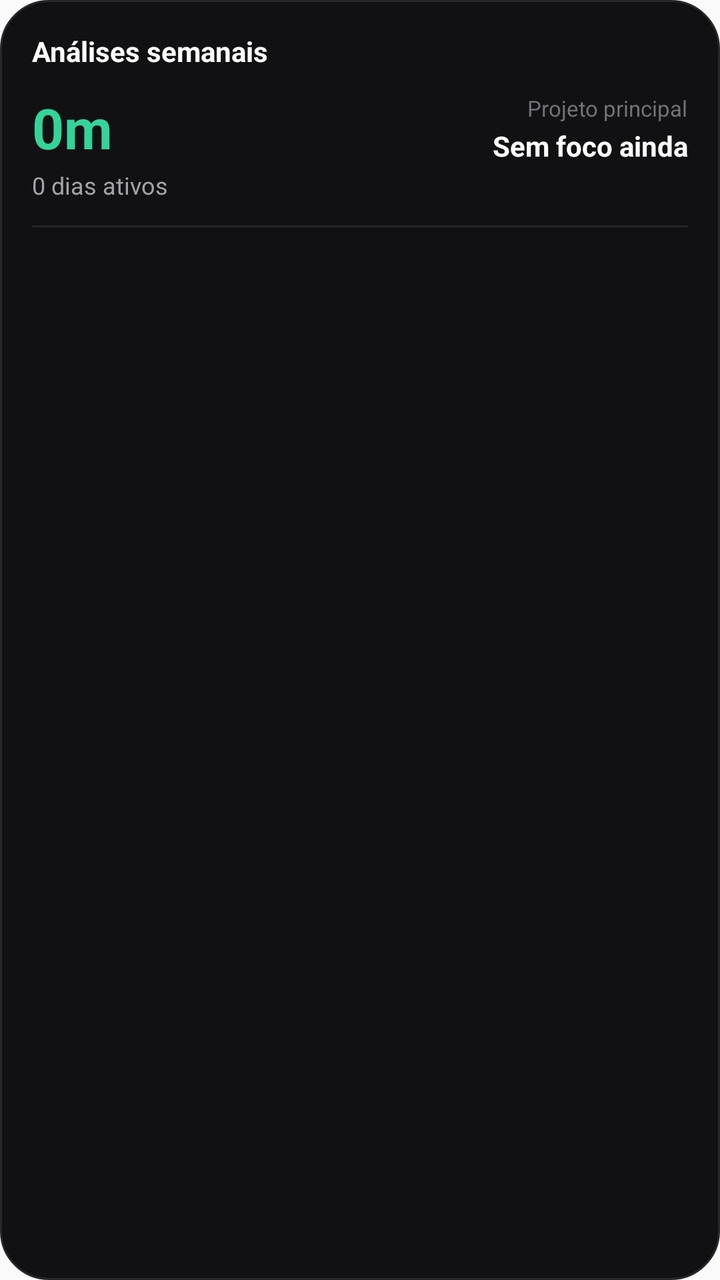
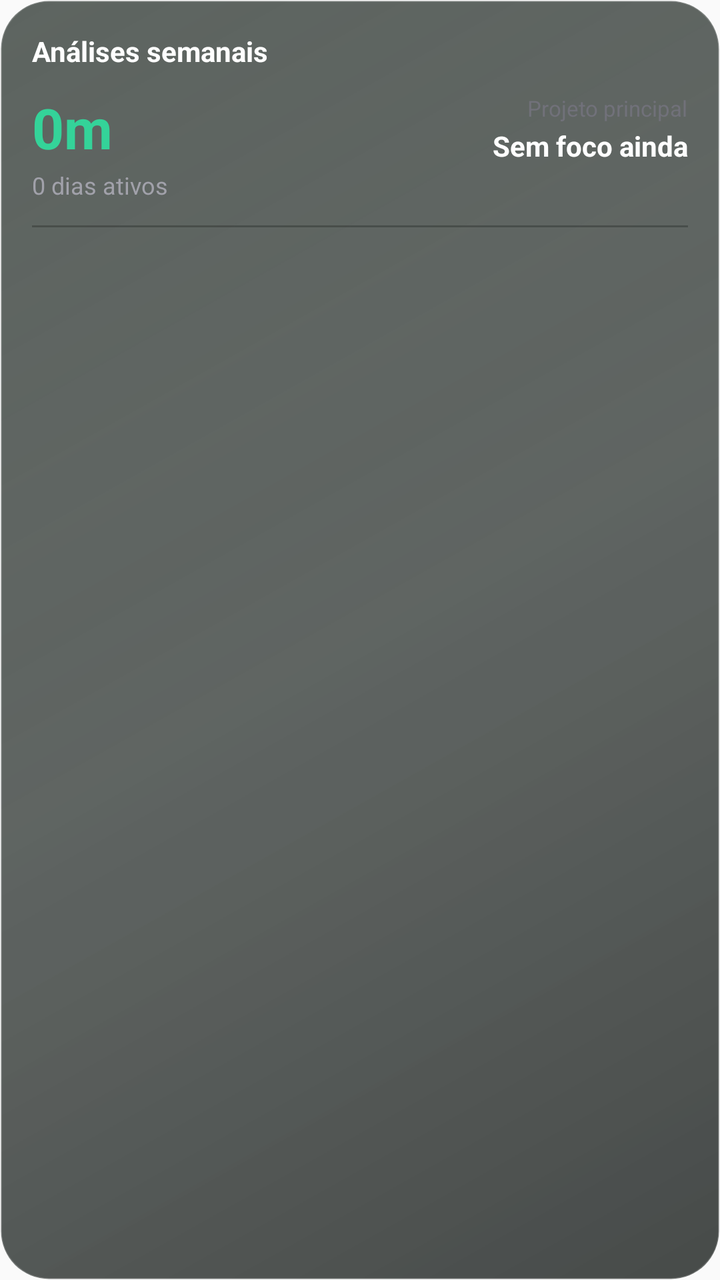

An Android layout rendered at two revisions. The XML below is the earlier revision; the diff shows what the commit changed to produce the second picture.
<!-- AndroidManifest.xml: application theme AppTheme -->
<!-- res/layout/widget_analytics.xml -->
<?xml version="1.0" encoding="utf-8"?>
<LinearLayout
    xmlns:android="http://schemas.android.com/apk/res/android"
    android:id="@+id/analytics_widget_root"
    android:layout_width="match_parent"
    android:layout_height="match_parent"
    android:orientation="vertical"
    android:padding="16dp"
    android:background="@drawable/widget_focus_background">

    <TextView
        android:layout_width="wrap_content"
        android:layout_height="wrap_content"
        android:text="Análises semanais"
        android:textColor="#FFFFFF"
        android:textSize="14sp"
        android:textStyle="bold" />

    <LinearLayout
        android:layout_width="match_parent"
        android:layout_height="wrap_content"
        android:layout_marginTop="10dp"
        android:orientation="horizontal"
        android:gravity="center_vertical">

        <LinearLayout
            android:layout_width="0dp"
            android:layout_height="wrap_content"
            android:layout_weight="1"
            android:orientation="vertical">

            <TextView
                android:id="@+id/analytics_total"
                android:layout_width="wrap_content"
                android:layout_height="wrap_content"
                android:text="0m"
                android:textColor="#34D399"
                android:textSize="28sp"
                android:textStyle="bold" />

            <TextView
                android:id="@+id/analytics_days"
                android:layout_width="wrap_content"
                android:layout_height="wrap_content"
                android:layout_marginTop="2dp"
                android:text="0 dias ativos"
                android:textColor="#A1A1AA"
                android:textSize="12sp" />

        </LinearLayout>

        <LinearLayout
            android:layout_width="0dp"
            android:layout_height="wrap_content"
            android:layout_weight="1"
            android:orientation="vertical"
            android:gravity="end">

            <TextView
                android:text="Projeto principal"
                android:layout_width="wrap_content"
                android:layout_height="wrap_content"
                android:textColor="#71717A"
                android:textSize="11sp" />

            <TextView
                android:id="@+id/analytics_top_project"
                android:layout_width="wrap_content"
                android:layout_height="wrap_content"
                android:layout_marginTop="2dp"
                android:text="Sem foco ainda"
                android:textColor="#FFFFFF"
                android:textSize="14sp"
                android:textStyle="bold"
                android:maxLines="1"
                android:ellipsize="end" />

            <TextView
                android:id="@+id/analytics_share"
                android:layout_width="wrap_content"
                android:layout_height="wrap_content"
                android:layout_marginTop="2dp"
                android:text=""
                android:textColor="#34D399"
                android:textSize="11sp" />

        </LinearLayout>

    </LinearLayout>

    <TextView
        android:layout_width="match_parent"
        android:layout_height="1dp"
        android:layout_marginTop="12dp"
        android:background="#26262B"
        android:text="" />

    <TextView
        android:id="@+id/analytics_project_1"
        android:layout_width="match_parent"
        android:layout_height="wrap_content"
        android:layout_marginTop="9dp"
        android:textColor="#D4D4D8"
        android:textSize="12sp"
        android:maxLines="1"
        android:ellipsize="end" />

    <TextView
        android:id="@+id/analytics_project_2"
        android:layout_width="match_parent"
        android:layout_height="wrap_content"
        android:layout_marginTop="5dp"
        android:textColor="#A1A1AA"
        android:textSize="12sp"
        android:maxLines="1"
        android:ellipsize="end" />

    <TextView
        android:id="@+id/analytics_project_3"
        android:layout_width="match_parent"
        android:layout_height="wrap_content"
        android:layout_marginTop="5dp"
        android:textColor="#71717A"
        android:textSize="12sp"
        android:maxLines="1"
        android:ellipsize="end" />

</LinearLayout>
<!-- resources referenced by this layout -->
<resources>
  <!-- drawable widget_focus_background (drawable) -->
  <?xml version="1.0" encoding="utf-8"?>
  <shape
      xmlns:android="http://schemas.android.com/apk/res/android"
      android:shape="rectangle">
  
      <solid android:color="#111113" />
  
      <corners
          android:radius="24dp" />
  
      <stroke
          android:width="1dp"
          android:color="#26262B" />
  
  </shape>
  <style name="AppTheme" parent="Theme.AppCompat.Light.DarkActionBar">
          
          <item name="colorPrimary">@color/colorPrimary</item>
          <item name="colorPrimaryDark">@color/colorPrimaryDark</item>
          <item name="colorAccent">@color/colorAccent</item>
      </style>
</resources>

<!-- the commit's change to res/layout/widget_analytics.xml (unified diff, before → after) -->
@@ -92,7 +92,7 @@
         android:layout_width="match_parent"
         android:layout_height="1dp"
         android:layout_marginTop="12dp"
-        android:background="#26262B"
+        android:background="#66262B28"
         android:text="" />
 
     <TextView
<!-- resource entries referenced after the edit -->
@@ -6,14 +6,25 @@
       xmlns:android="http://schemas.android.com/apk/res/android"
       android:shape="rectangle">
   
-      <solid android:color="#111113" />
+      <gradient
+          android:angle="315"
+          android:startColor="#B31A241E"
+          android:centerColor="#A60D1511"
+          android:endColor="#BD080D0B"
+          android:type="linear" />
   
       <corners
           android:radius="24dp" />
   
       <stroke
           android:width="1dp"
-          android:color="#26262B" />
+          android:color="#30FFFFFF" />
+  
+      <padding
+          android:left="1dp"
+          android:top="1dp"
+          android:right="1dp"
+          android:bottom="1dp" />
   
   </shape>
   <style name="AppTheme" parent="Theme.AppCompat.Light.DarkActionBar">
